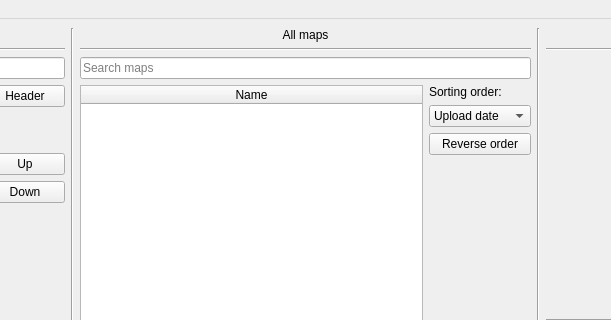
Before: the Qt Designer form ui/main.ui in Unvire/Quest3-beatsaber-playlist-manager, drawn with Qt 5; both pictures show x 405 to 1016 and y 0 to 320 of the 1270 by 770 pixel window.
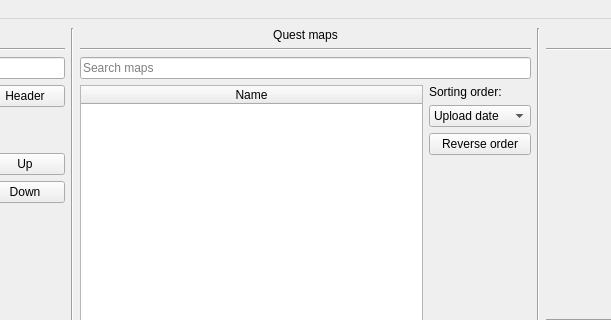
After: the same form once the commit is applied.

Commit message: changes label to Quest maps

```diff
--- a/ui/main.ui
+++ b/ui/main.ui
@@ -205,7 +205,7 @@
         <item>
          <widget class="QLabel" name="allMapsLabel">
           <property name="text">
-           <string>All maps</string>
+           <string>Quest maps</string>
           </property>
           <property name="alignment">
            <set>Qt::AlignCenter</set>
```
The commit also changes 1 other file.
